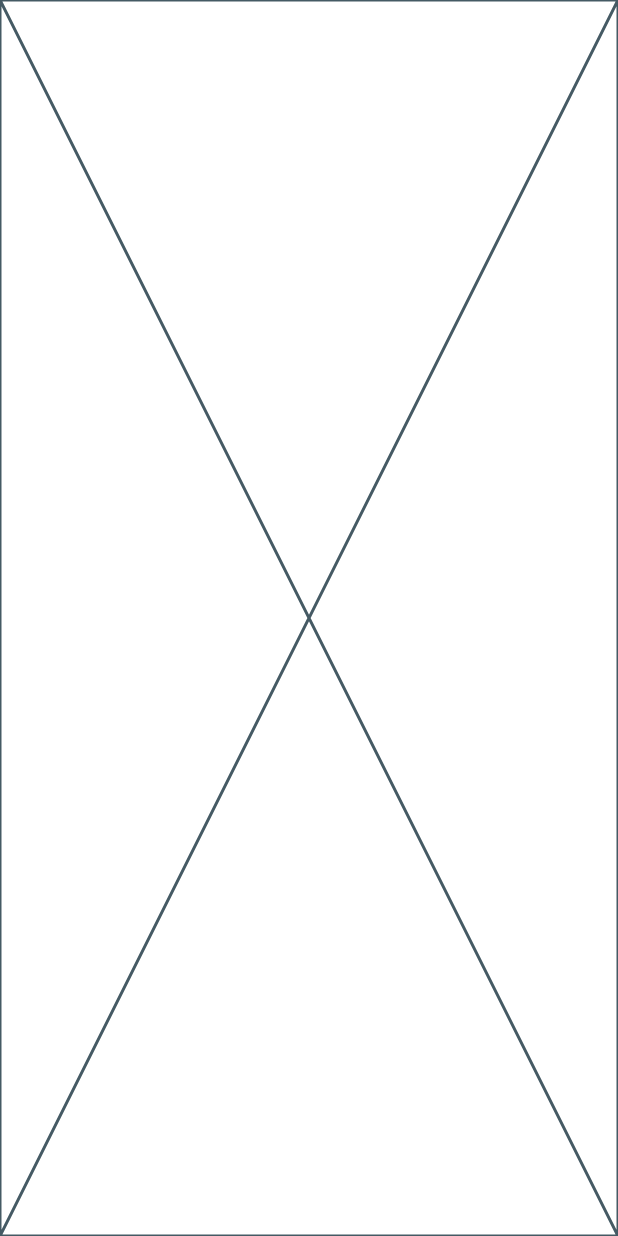
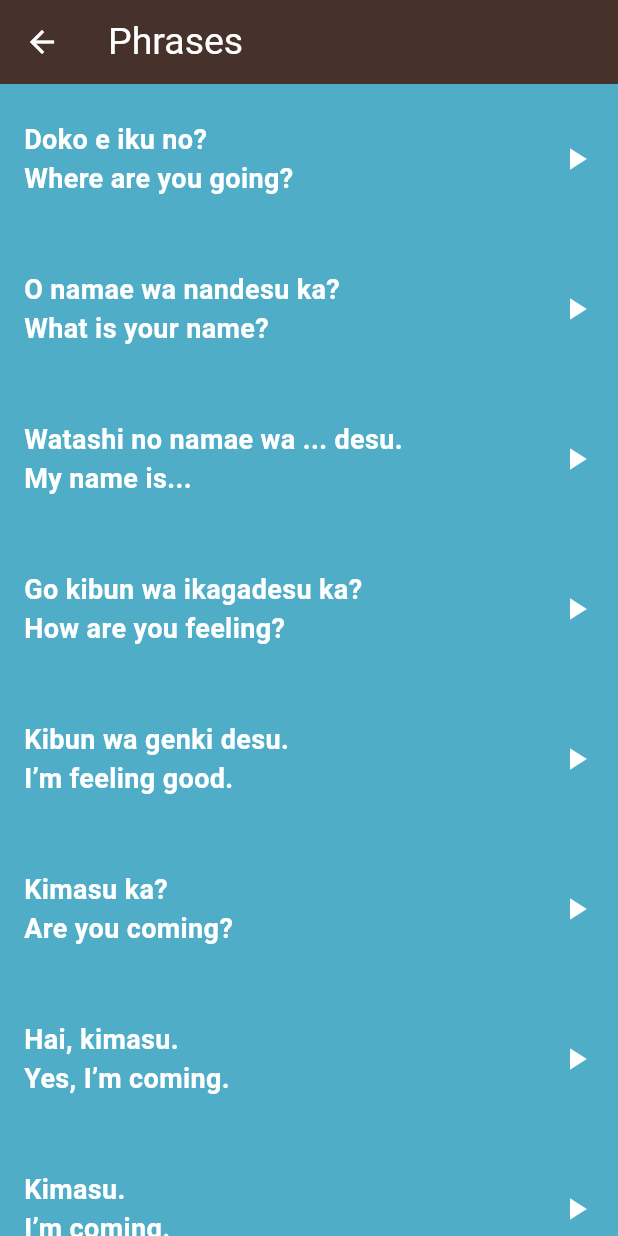
Before and after one commit to AhmedShehata2004/toku_language_learning_app, a Flutter app: the screen it shows after launch, after a tap on "Phrases", on a phone screen of 412 x 824 dp. Run offline on Flutter 3.47's test engine with Material 3 defaults, Android fonts, the phone set to English and light mode, and no system bars.

Commit message:
finish all AppScreens ui and logic

```diff
--- a/lib/main.dart
+++ b/lib/main.dart
@@ -21,8 +21,8 @@ class TukoApp extends StatelessWidget {
         '/home': (context) => const HomeScreen(),
         '/numbers': (context) =>  NumbersScreen(),
         '/family_members': (context) =>  FamilyMembersScreen(),
-        '/colors': (context) => const ColorsScreen(),
-        '/phrases': (context) => const PhrasesScreen(),
+        '/colors': (context) =>  ColorsScreen(),
+        '/phrases': (context) =>  PhrasesScreen(),
       },
     );
   }
--- /dev/null
+++ b/lib/models/phrases_model.dart
@@ -0,0 +1,11 @@
+class PhrasesModel {
+  String englishName;
+  String japaneseName;
+
+
+  PhrasesModel({
+
+    required this.englishName,
+    required this.japaneseName,
+  });
+}
--- a/lib/views/home_screen.dart
+++ b/lib/views/home_screen.dart
@@ -31,12 +31,13 @@ class HomeScreen extends StatelessWidget {
              Navigator.pushNamed(context, '/family_members');
            },
           ),
-          CustomSectionContainer(containerColor: Color(0xff50ADC7), text: 'Colors',
+          CustomSectionContainer(containerColor: Color(0xff7B3E98), text: 'Colors',
           onTap: () {
              Navigator.pushNamed(context, '/colors');
            },
+
           ),
-          CustomSectionContainer(containerColor: Color(0xff7B3E98), text: 'Phrases',
+          CustomSectionContainer(containerColor: Color(0xff50ADC7), text: 'Phrases',
           onTap: () {
              Navigator.pushNamed(context, '/phrases');
            },
--- a/lib/views/phrases_Screen.dart
+++ b/lib/views/phrases_Screen.dart
@@ -1,10 +1,77 @@
 import 'package:flutter/material.dart';
+import 'package:tucko/models/phrases_model.dart';
+import 'package:tucko/widgets/custom_phrases_item.dart';
 
 class PhrasesScreen extends StatelessWidget {
-  const PhrasesScreen({super.key});
+   PhrasesScreen({super.key});
+  List<PhrasesModel> phrases = [
+    PhrasesModel(
+      englishName: 'Where are you going?',
+      japaneseName: 'Doko e iku no?',
+    ),
+    PhrasesModel(
+      englishName: 'What is your name?',
+      japaneseName: 'O namae wa nandesu ka?',
+    ),
+    PhrasesModel(
+      englishName: 'My name is...',
+      japaneseName: 'Watashi no namae wa ... desu.',
+    ),
+    PhrasesModel(
+      englishName: 'How are you feeling?',
+      japaneseName: 'Go kibun wa ikagadesu ka?',
+    ),
+    PhrasesModel(
+      englishName: 'I’m feeling good.',
+      japaneseName: 'Kibun wa genki desu.',
+    ),
+    PhrasesModel(
+      englishName: 'Are you coming?',
+      japaneseName: 'Kimasu ka?',
+    ),
+    PhrasesModel(
+      englishName: 'Yes, I’m coming.',
+      japaneseName: 'Hai, kimasu.',
+    ),
+    PhrasesModel(
+      englishName: 'I’m coming.',
+      japaneseName: 'Kimasu.',
+    ),
+    PhrasesModel(
+      englishName: 'Let’s go.',
+      japaneseName: 'Ikimashou.',
+
+    ),
+    PhrasesModel(
+      englishName: 'Come here.',
+      japaneseName: 'Koko e kite.',
+    ),
+  ];
 
   @override
   Widget build(BuildContext context) {
-    return const Placeholder();
+    return Scaffold(
+      appBar: AppBar(
+        leading: IconButton(
+          icon: Icon(Icons.arrow_back, color: Colors.white,),
+          onPressed: () {
+            Navigator.pop(context);
+          },
+        ),
+        title: const Text('Phrases', style: TextStyle(color: Colors.white, fontSize: 25,),),
+         backgroundColor: Color(0xff46322B),),
+
+      body:ListView.builder(
+        itemCount: phrases.length,
+        itemBuilder: (context, index) {
+        return CustomPhrasesItem(
+          backgroundColor:Color(0xff50ADC7),
+          japaneseText: phrases[index].japaneseName,
+          englishText: phrases[index].englishName,
+        );
+      },
+      ),
+    );
+
   }
 }
--- /dev/null
+++ b/lib/widgets/custom_phrases_item.dart
@@ -0,0 +1,55 @@
+import 'package:flutter/material.dart';
+
+class CustomPhrasesItem extends StatelessWidget {
+  const CustomPhrasesItem({
+    super.key,
+    required this.japaneseText,
+    required this.englishText,
+    required this.backgroundColor,
+  });
+  final String japaneseText;
+  final String englishText;
+  final Color backgroundColor;
+
+  @override
+  Widget build(BuildContext context) {
+    return Container(
+      height: 100,
+      color: backgroundColor,
+      child: Row(
+        children: [
+          Padding(
+            padding: const EdgeInsets.all(16.0),
+            child: Column(
+              mainAxisAlignment: MainAxisAlignment.center,
+              crossAxisAlignment: CrossAxisAlignment.start,
+              children: [
+                Text(
+                  japaneseText,
+                  style: TextStyle(
+                    color: Colors.white,
+                    fontSize: 18,
+                    fontWeight: FontWeight.bold,
+                  ),
+                ),
+                Text(
+                  englishText,
+                  style: TextStyle(
+                    color: Colors.white,
+                    fontSize: 18,
+                    fontWeight: FontWeight.bold,
+                  ),
+                ),
+              ],
+            ),
+          ),
+          Spacer(),
+          Padding(
+            padding: const EdgeInsets.all(16.0),
+            child: Icon(Icons.play_arrow, color: Colors.white),
+          ),
+        ],
+      ),
+    );
+  }
+}
```
Also changed, not shown: lib/models/colors_model.dart (added, +12 -0 lines), lib/views/colors_Screen.dart (+63 -4 lines).
